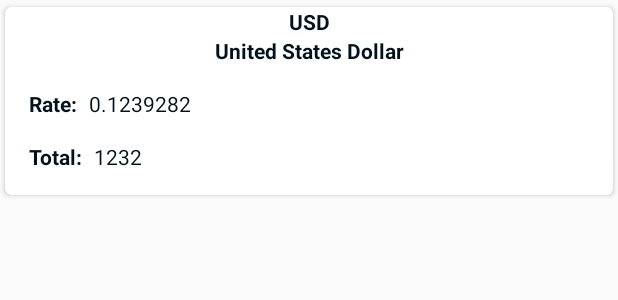
After one commit to martinezdputraa/PayPay, an Android app: the layout layout_rate_conversion_item.xml on its own in the app's theme, with its tools: preview values and no code run, on a phone screen of 412 x 824 dp. The commit adds this screen. Shown: the top 300 px of the screen. Run offline under Robolectric (Android 15) with nearby library versions, the phone set to English and light mode, and no system bars; network calls fail.

Commit message:
done: - Rates API wiring - RecyclerView adapter
todo:
- Local database
- Unit test

```diff
--- a/app/build.gradle
+++ b/app/build.gradle
@@ -70,4 +70,5 @@ dependencies {
     implementation 'com.trello:rxlifecycle:1.0'
     implementation 'com.trello:rxlifecycle-components:1.0'
     implementation 'com.squareup.okhttp3:logging-interceptor:4.2.1'
+    implementation "androidx.cardview:cardview:1.0.0"
 }
--- a/app/src/main/java/com/martinezdputra/rateconverter/adapter/CurrencyAdapter.kt
+++ b/app/src/main/java/com/martinezdputra/rateconverter/adapter/CurrencyAdapter.kt
@@ -6,9 +6,7 @@ import android.view.View
 import android.view.ViewGroup
 import android.widget.ArrayAdapter
 import android.widget.TextView
-import androidx.databinding.DataBindingUtil
 import com.martinezdputra.rateconverter.R
-import com.martinezdputra.rateconverter.databinding.LayoutCurrencyDropdownItemBinding
 import com.martinezdputra.rateconverter.datamodel.Currency
 
 class CurrencyAdapter(context: Context, currencies: List<Currency>): ArrayAdapter<Currency>(context, 0, currencies) {
--- /dev/null
+++ b/app/src/main/java/com/martinezdputra/rateconverter/datamodel/response/Error.kt
@@ -0,0 +1,6 @@
+package com.martinezdputra.rateconverter.datamodel.response
+
+data class Error(
+    val code: Int = 0,
+    val info: String? = null
+)
--- a/app/src/main/java/com/martinezdputra/rateconverter/datamodel/response/LiveConversionResponse.kt
+++ b/app/src/main/java/com/martinezdputra/rateconverter/datamodel/response/LiveConversionResponse.kt
@@ -6,4 +6,6 @@ data class LiveConversionResponse (
     val privary: String? = null,
     val timestamp: Long = 0,
     val source: String? = null,
-    val quotes: Map<String, Float>? = null)
+    val quotes: Map<String, Double>? = null,
+    val error: Error? = null
+)
--- a/app/src/main/java/com/martinezdputra/rateconverter/repository/datastore/HomepageDataStore.kt
+++ b/app/src/main/java/com/martinezdputra/rateconverter/repository/datastore/HomepageDataStore.kt
@@ -7,5 +7,5 @@ import io.reactivex.Observable
 interface HomepageDataStore {
     fun getCurrencies(): Observable<CurrenciesResponse>
 
-    fun getLiveConversion(): Observable<LiveConversionResponse>
+    fun getLiveConversion(source: String): Observable<LiveConversionResponse>
 }
--- a/app/src/main/java/com/martinezdputra/rateconverter/repository/datastore/HomepageLocalDataStore.kt
+++ b/app/src/main/java/com/martinezdputra/rateconverter/repository/datastore/HomepageLocalDataStore.kt
@@ -10,7 +10,7 @@ class HomepageLocalDataStore @Inject constructor(): HomepageDataStore {
         TODO("Not yet implemented")
     }
 
-    override fun getLiveConversion(): Observable<LiveConversionResponse> {
+    override fun getLiveConversion(source: String): Observable<LiveConversionResponse> {
         TODO("Not yet implemented")
     }
 }
--- a/app/src/main/java/com/martinezdputra/rateconverter/repository/datastore/HomepageRemoteDataStore.kt
+++ b/app/src/main/java/com/martinezdputra/rateconverter/repository/datastore/HomepageRemoteDataStore.kt
@@ -7,13 +7,13 @@ import io.reactivex.Observable
 import retrofit2.Retrofit
 import javax.inject.Inject
 
-class HomepageRemoteDataStore @Inject constructor(val apiService: ApiService): HomepageDataStore {
+class HomepageRemoteDataStore @Inject constructor(private val apiService: ApiService): HomepageDataStore {
 
     override fun getCurrencies(): Observable<CurrenciesResponse> {
         return apiService.getCurrencies()
     }
 
-    override fun getLiveConversion(): Observable<LiveConversionResponse> {
-        return apiService.getLiveConversion()
+    override fun getLiveConversion(source: String): Observable<LiveConversionResponse> {
+        return apiService.getLiveConversion(source = source)
     }
 }
--- a/app/src/main/java/com/martinezdputra/rateconverter/repository/repository/HomepageRepository.kt
+++ b/app/src/main/java/com/martinezdputra/rateconverter/repository/repository/HomepageRepository.kt
@@ -1,6 +1,7 @@
 package com.martinezdputra.rateconverter.repository.repository
 
 import com.martinezdputra.rateconverter.datamodel.response.CurrenciesResponse
+import com.martinezdputra.rateconverter.datamodel.response.LiveConversionResponse
 import com.martinezdputra.rateconverter.repository.datastore.HomepageLocalDataStore
 import com.martinezdputra.rateconverter.repository.datastore.HomepageRemoteDataStore
 import io.reactivex.Observable
@@ -12,7 +13,7 @@ class HomepageRepository @Inject constructor(private val localDataStore: Homepag
         return remoteDataStore.getCurrencies()
     }
 
-    fun getCacheCurrencyData(): Observable<CurrenciesResponse> {
-        return localDataStore.getCurrencies()
+    fun fetchConversionRateData(source: String): Observable<LiveConversionResponse> {
+        return remoteDataStore.getLiveConversion(source)
     }
 }
--- /dev/null
+++ b/app/src/main/res/layout/layout_rate_conversion_item.xml
@@ -0,0 +1,115 @@
+<?xml version="1.0" encoding="utf-8"?>
+<layout xmlns:android="http://schemas.android.com/apk/res/android"
+    xmlns:app="http://schemas.android.com/apk/res-auto"
+    xmlns:tools="http://schemas.android.com/tools">
+
+    <data>
+
+        <import type="android.view.View" />
+        <variable
+            name="title"
+            type="String" />
+        <variable
+            name="title2"
+            type="String" />
+        <variable
+            name="conversionRate"
+            type="String" />
+        <variable
+            name="amountAfterConversion"
+            type="String" />
+
+    </data>
+
+    <androidx.cardview.widget.CardView
+        android:layout_width="match_parent"
+        android:layout_height="wrap_content"
+        android:padding="@dimen/spacing_s"
+        app:cardCornerRadius="@dimen/spacing_xs"
+        app:cardElevation="@dimen/spacing_xxs"
+        app:cardUseCompatPadding="true">
+
+        <LinearLayout
+            android:layout_width="match_parent"
+            android:layout_height="wrap_content"
+            android:orientation="vertical">
+
+            <androidx.appcompat.widget.AppCompatTextView
+                android:id="@+id/text_view_title"
+                android:layout_width="match_parent"
+                android:layout_height="wrap_content"
+                android:gravity="center"
+                android:textColor="@color/dark_primary"
+                android:textSize="@dimen/font_size_l"
+                android:textStyle="bold"
+                android:text="@{title}"
+                tools:text="USD" />
+
+            <androidx.appcompat.widget.AppCompatTextView
+                android:id="@+id/text_view_title2"
+                android:layout_width="match_parent"
+                android:layout_height="wrap_content"
+                android:gravity="center"
+                android:textColor="@color/dark_primary"
+                android:textSize="@dimen/font_size_l"
+                android:textStyle="bold"
+                android:text="@{title2}"
+                tools:text="United States Dollar" />
+
+            <LinearLayout
+                android:layout_width="match_parent"
+                android:layout_height="wrap_content"
+                android:layout_margin="@dimen/spacing_m"
+                android:orientation="horizontal">
+
+                <androidx.appcompat.widget.AppCompatTextView
+                    android:layout_width="wrap_content"
+                    android:layout_height="wrap_content"
+                    android:text="Rate:"
+                    android:textColor="@color/dark_primary"
+                    android:textSize="@dimen/font_size_l"
+                    android:textStyle="bold" />
+
+                <androidx.appcompat.widget.AppCompatTextView
+                    android:id="@+id/text_view_rate"
+                    android:layout_width="wrap_content"
+                    android:layout_height="wrap_content"
+                    android:layout_marginStart="@dimen/spacing_s"
+                    android:textColor="@color/dark_primary"
+                    android:textSize="@dimen/font_size_l"
+                    android:text="@{conversionRate}"
+                    tools:text="0.1239282" />
+            </LinearLayout>
+
+            <LinearLayout
+                android:layout_width="match_parent"
+                android:layout_height="wrap_content"
+                android:layout_marginStart="@dimen/spacing_m"
+                android:layout_marginEnd="@dimen/spacing_m"
+                android:layout_marginBottom="@dimen/spacing_m"
+                android:orientation="horizontal">
+
+                <androidx.appcompat.widget.AppCompatTextView
+                    android:layout_width="wrap_content"
+                    android:layout_height="wrap_content"
+                    android:text="Total:"
+                    android:textColor="@color/dark_primary"
+                    android:textSize="@dimen/font_size_l"
+                    android:textStyle="bold" />
+
+                <androidx.appcompat.widget.AppCompatTextView
+                    android:id="@+id/text_view_total"
+                    android:layout_width="wrap_content"
+                    android:layout_height="wrap_content"
+                    android:layout_marginStart="@dimen/spacing_s"
+                    android:textColor="@color/dark_primary"
+                    android:textSize="@dimen/font_size_l"
+                    android:text="@{amountAfterConversion}"
+                    tools:text="1232" />
+            </LinearLayout>
+        </LinearLayout>
+
+    </androidx.cardview.widget.CardView>
+
+
+</layout>
--- a/app/src/main/res/values/dimen.xml
+++ b/app/src/main/res/values/dimen.xml
@@ -5,4 +5,10 @@
     <dimen name="spacing_s">8dp</dimen>
     <dimen name="spacing_m">16dp</dimen>
     <dimen name="spacing_l">24dp</dimen>
+
+    <dimen name="font_size_s">10sp</dimen>
+    <dimen name="font_size_m">12sp</dimen>
+    <dimen name="font_size_l">14sp</dimen>
+    <dimen name="font_size_xl">16sp</dimen>
+    <dimen name="font_size_xxl">20sp</dimen>
 </resources>
```
Also changed, not shown: app/src/main/java/com/martinezdputra/rateconverter/adapter/RateAdapter.kt (added, +30 -0 lines), app/src/main/java/com/martinezdputra/rateconverter/datamodel/Rate.kt (added, +8 -0 lines), app/src/main/java/com/martinezdputra/rateconverter/homepage/HomepageActivity.kt (+18 -9 lines), app/src/main/java/com/martinezdputra/rateconverter/homepage/HomepageViewModel.kt (+46 -2 lines), app/src/main/res/layout/homepage_activity.xml (+21 -15 lines).
